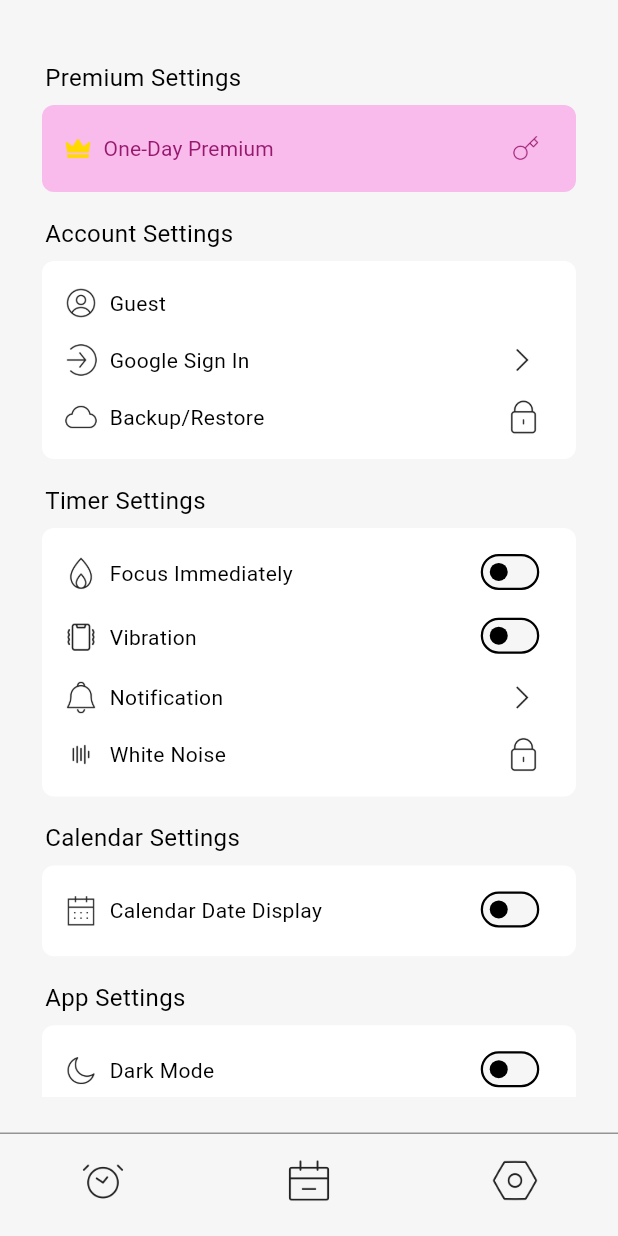
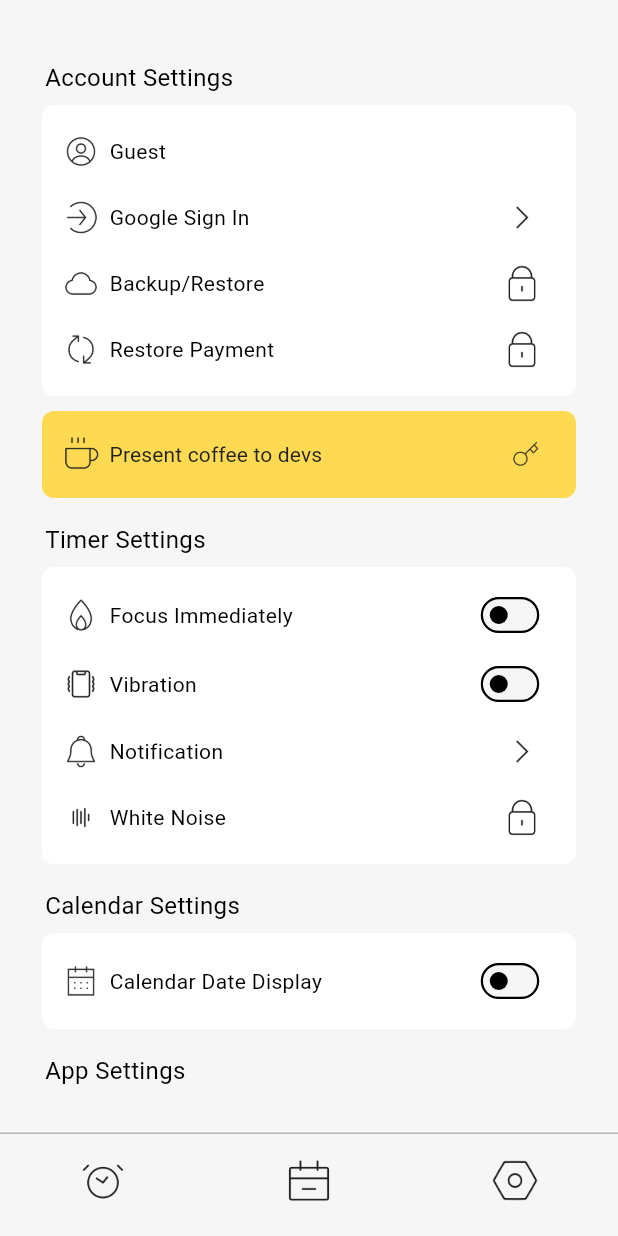
Before and after one commit to kmwh/pomoslime, a Flutter app: the screen it shows after launch, item 3 of the bottom bar chosen, on a phone screen of 412 x 824 dp. Run offline on Flutter 3.47's test engine with Material 3 defaults, Android fonts, the phone set to English and light mode, and no system bars; our stand-ins replace audioplayers, easy_localization, firebase_auth, firebase_core, flutter_heatmap_calendar, google_mobile_ads and 5 more; missing offline and left inert: encrypt, googleapis; accounts and stored records are empty; network calls fail; Roboto replaces fonts that are missing (Im); project files that could hold a hidden picture were left out.

Commit message:
DESIGN: 디자인 수정

```diff
--- a/lib/provider/theme_provider.dart
+++ b/lib/provider/theme_provider.dart
@@ -21,12 +21,12 @@ class ThemeProvider with ChangeNotifier {
       surface: Colors.black,
       surfaceBright: Color.fromARGB(255, 23, 23, 23),
       surfaceContainer: Color.fromARGB(255, 43, 43, 43),
-      surfaceContainerLowest: Color.fromRGBO(255, 255, 255, 0.4),
+      surfaceContainerLowest: Color.fromRGBO(255, 255, 255, 0.26),
       primary: Color(0xFFFFFFFF),
       primaryContainer: Color.fromRGBO(255, 255, 255, 0.668),
-      secondary: Color.fromARGB(255, 196, 196, 196),
-      secondaryContainer: Color.fromRGBO(255, 224, 46, 0.3),
+      secondary: Color.fromRGBO(246, 255, 179, 1),
       secondaryFixed: Color.fromRGBO(246, 255, 179, 1),
+      secondaryContainer: Color.fromRGBO(78, 55, 46, 0.6),
     ),
     fontFamily: "Im",
   );
@@ -37,12 +37,12 @@ class ThemeProvider with ChangeNotifier {
       surface: Color.fromARGB(255, 246, 246, 246),
       surfaceBright: Colors.white,
       surfaceContainer: Color.fromARGB(255, 233, 233, 233),
-      surfaceContainerLowest: Color.fromRGBO(0, 0, 0, 0.4),
+      surfaceContainerLowest: Color.fromRGBO(0, 0, 0, 0.26),
       primary: Color(0xFF222222),
       primaryContainer: Color.fromRGBO(0, 0, 0, 0.812),
-      secondary: Color.fromARGB(255, 255, 224, 46),
-      secondaryContainer: Color.fromRGBO(255, 46, 213, 0.3),
-      secondaryFixed: Color.fromARGB(255, 151, 24, 109),
+      secondary: Color(0xFF222222),
+      secondaryFixed: Color.fromRGBO(122, 83, 55, 1),
+      secondaryContainer: Color.fromARGB(230, 255, 214, 64),
     ),
     fontFamily: "Im",
   );
--- a/lib/screens/main_screen.dart
+++ b/lib/screens/main_screen.dart
@@ -32,7 +32,7 @@ class _MainScreenState extends State<MainScreen> {
       _selectedIndex = index;
 
       // 전면 광고 띄우기
-      int randomNum = Random().nextInt(13);
+      int randomNum = Random().nextInt(20);
       if (randomNum == 1) {
         context.read<AdProvider>().showInterstitialAd();
       }
--- a/lib/screens/settings/setting_screen.dart
+++ b/lib/screens/settings/setting_screen.dart
@@ -89,20 +89,22 @@ class SettingScreen extends StatelessWidget {
             return Column(
               crossAxisAlignment: CrossAxisAlignment.start,
               children: [
-                PremiumItemPopup(
-                  onPressed: () => showPremiumPopup(context),
-                ),
                 Consumer<SignInProvider>(
                   builder: (context, provider, child) {
                     return SettingMenu(
                       title: "account_settings".tr(),
                       children: [
-                        SettingItemPopup(
-                          icon: "assets/images/user.png",
-                          text: provider.loggedIn
-                              ? provider.displayName
-                              : "guest".tr(),
-                          func: null,
+                        Consumer<AdProvider>(
+                          builder: (context, adProvider, child) {
+                            return SettingItemPopup(
+                              icon:
+                                  "assets/images/${adProvider.isPremium ? "coffee" : "user"}.png",
+                              text: provider.loggedIn
+                                  ? provider.displayName
+                                  : "guest".tr(),
+                              func: null,
+                            );
+                          },
                         ),
                         SettingItemPopup(
                           icon:
@@ -120,8 +122,29 @@ class SettingScreen extends StatelessWidget {
                           func: () => showAccountMenu(context),
                           isLocked: !provider.loggedIn,
                         ),
+                        Consumer<AdProvider>(
+                          builder: (context, adProvider, child) {
+                            return adProvider.isPremium
+                                ? SizedBox.shrink()
+                                : SettingItemPopup(
+                                    icon: "assets/images/refresh.png",
+                                    text: "restore_payment".tr(),
+                                    func: () {},
+                                    isLocked: !provider.loggedIn,
+                                  );
+                          },
+                        ),
                       ],
                     );
+                  },
+                ),
+                Consumer<AdProvider>(
+                  builder: (context, provider, child) {
+                    return provider.isPremium
+                        ? SizedBox.shrink()
+                        : PremiumItemPopup(
+                            onPressed: () => showPremiumPopup(context),
+                          );
                   },
                 ),
                 SettingMenu(
--- a/lib/screens/timer/edit_to_do_screen.dart
+++ b/lib/screens/timer/edit_to_do_screen.dart
@@ -36,7 +36,7 @@ class _EditToDoScreenState extends State<EditToDoScreen> {
         "focusCount": 4,
         "focusTime": 25,
         "shortBreakTime": 5,
-        "longBreakTime": 10,
+        "longBreakTime": 15,
         "timeUnit": 5,
         "icon": "book"
       };
@@ -148,8 +148,7 @@ class _EditToDoScreenState extends State<EditToDoScreen> {
                 decoration: BoxDecoration(
                   color: Theme.of(context).colorScheme.surfaceBright,
                   border: Border.all(
-                    color: Theme.of(context).colorScheme.primaryContainer,
-                    width: 0.8,
+                    color: Theme.of(context).colorScheme.surfaceContainerLowest,
                   ),
                   borderRadius: BorderRadius.circular(12),
                 ),
--- a/lib/widgets/custom/custom_text_button.dart
+++ b/lib/widgets/custom/custom_text_button.dart
@@ -26,8 +26,9 @@ class CustomTextButton extends StatelessWidget {
         onPressed: onPressed,
         style: TextButton.styleFrom(
           side: BorderSide(
-            color: Theme.of(context).colorScheme.primaryContainer,
-            width: 0.8,
+            color: Theme.of(context).colorScheme.surfaceContainerLowest,
+            // color: const Color.fromARGB(255, 90, 90, 90),
+            width: 1,
           ),
           backgroundColor: Theme.of(context).colorScheme.surfaceBright,
           padding: EdgeInsets.symmetric(
--- a/lib/widgets/edit_to_do/edit_icon_button.dart
+++ b/lib/widgets/edit_to_do/edit_icon_button.dart
@@ -30,8 +30,7 @@ class EditIconButton extends StatelessWidget {
       decoration: BoxDecoration(
         color: Theme.of(context).colorScheme.surfaceBright,
         border: Border.all(
-          color: Theme.of(context).colorScheme.primaryContainer,
-          width: 0.8,
+          color: Theme.of(context).colorScheme.surfaceContainerLowest,
         ),
         borderRadius: BorderRadius.circular(12),
       ),
--- a/lib/widgets/edit_to_do/edit_icon_options.dart
+++ b/lib/widgets/edit_to_do/edit_icon_options.dart
@@ -71,9 +71,9 @@ class EditIconOptions extends StatelessWidget {
                     borderRadius: BorderRadius.circular(12),
                     border: icon == currentIcon
                         ? Border.all(
-                            color:
-                                Theme.of(context).colorScheme.primaryContainer,
-                            width: 0.9,
+                            color: Theme.of(context)
+                                .colorScheme
+                                .surfaceContainerLowest,
                           )
                         : null,
                   ),
--- a/lib/widgets/setting/language_dropdown_button.dart
+++ b/lib/widgets/setting/language_dropdown_button.dart
@@ -42,6 +42,7 @@ class LanguageDropdownButton extends StatelessWidget {
             return Container(
               padding: const EdgeInsets.only(right: 10),
               width: 100,
+              height: 40,
               child: DropdownButton<String>(
                 value: languageProvider.language,
                 onChanged: (String? newValue) {
--- a/lib/widgets/setting/premium_item_popup.dart
+++ b/lib/widgets/setting/premium_item_popup.dart
@@ -1,7 +1,5 @@
 import 'package:flutter/material.dart';
 import 'package:easy_localization/easy_localization.dart';
-import 'package:pomoslime/provider/ad_provider.dart';
-import 'package:provider/provider.dart';
 
 class PremiumItemPopup extends StatelessWidget {
   final Function() onPressed;
@@ -16,25 +14,13 @@ class PremiumItemPopup extends StatelessWidget {
     return Column(
       crossAxisAlignment: CrossAxisAlignment.start,
       children: [
-        Padding(
-          padding: const EdgeInsets.only(left: 2, top: 16, bottom: 7),
-          child: Text(
-            "premium_settings".tr(),
-            style: const TextStyle(
-              fontSize: 16,
-              fontWeight: FontWeight.w400,
-            ),
-          ),
-        ),
+        SizedBox(height: 10),
         SizedBox(
           height: 58,
-          child: Consumer<AdProvider>(
-            builder: (context, provider, child) {
-              return ElevatedButton(
-                onPressed: provider.isPremium ? () {} : onPressed,
+          child: ElevatedButton(
+            onPressed: onPressed,
             style: ElevatedButton.styleFrom(
-                  backgroundColor:
-                      Theme.of(context).colorScheme.secondaryContainer,
+              backgroundColor: Theme.of(context).colorScheme.secondaryContainer,
               shadowColor: Colors.transparent,
               shape: RoundedRectangleBorder(
                 borderRadius: BorderRadius.circular(8),
@@ -51,18 +37,17 @@ class PremiumItemPopup extends StatelessWidget {
                   Row(
                     children: [
                       Image.asset(
-                            "assets/images/crown.png",
-                            width: 20,
-                            color: const Color.fromARGB(255, 255, 217, 0),
+                        "assets/images/coffee.png",
+                        width: 24,
+                        color: Theme.of(context).colorScheme.secondary,
                       ),
                       const SizedBox(width: 7),
                       Text(
-                            "one_day_premium".tr(),
+                        "coffee_for_dev".tr(),
                         style: TextStyle(
                           fontSize: 14,
                           fontWeight: FontWeight.w400,
-                              color:
-                                  Theme.of(context).colorScheme.secondaryFixed,
+                          color: Theme.of(context).colorScheme.secondary,
                         ),
                       ),
                     ],
@@ -70,16 +55,14 @@ class PremiumItemPopup extends StatelessWidget {
                   Padding(
                     padding: const EdgeInsets.only(right: 10),
                     child: Image.asset(
-                          "assets/images/${provider.isPremium ? "smile" : "key"}.png",
-                          width: provider.isPremium ? 26 : 19,
-                          color: Theme.of(context).colorScheme.secondaryFixed,
+                      "assets/images/key.png",
+                      width: 19,
+                      color: Theme.of(context).colorScheme.secondary,
                     ),
                   ),
                 ],
               ),
             ),
-              );
-            },
           ),
         ),
       ],
--- a/lib/widgets/setting/setting_item_popup.dart
+++ b/lib/widgets/setting/setting_item_popup.dart
@@ -18,12 +18,14 @@ class SettingItemPopup extends StatelessWidget {
 
   @override
   Widget build(BuildContext context) {
-    return Row(
+    return InkWell(
+      onTap: isLocked == true ? () {} : func,
+      child: Padding(
+        padding: const EdgeInsets.symmetric(vertical: 8),
+        child: Row(
           mainAxisAlignment: MainAxisAlignment.spaceBetween,
           children: [
-        Padding(
-          padding: const EdgeInsets.symmetric(vertical: 7),
-          child: Row(
+            Row(
               children: [
                 Image.asset(
                   icon,
@@ -42,17 +44,16 @@ class SettingItemPopup extends StatelessWidget {
                 ),
               ],
             ),
-        ),
             func == null
-            ? SizedBox()
-            : InkWell(
-                onTap: isLocked == true ? () {} : func,
-                child: Padding(
+                ? SizedBox(
+                    height: 28,
+                  )
+                : Padding(
                     padding: const EdgeInsets.only(right: 8),
                     child: isLocked == true
                         ? Image.asset(
                             "assets/images/lock.png",
-                          height: 26,
+                            height: 28,
                             color: Theme.of(context).colorScheme.primary,
                           )
                         : Image.asset(
@@ -61,8 +62,9 @@ class SettingItemPopup extends StatelessWidget {
                             color: Theme.of(context).colorScheme.primary,
                           ),
                   ),
+          ],
         ),
-      ],
+      ),
     );
   }
 }
--- a/lib/widgets/setting/setting_item_switch.dart
+++ b/lib/widgets/setting/setting_item_switch.dart
@@ -16,7 +16,9 @@ class SettingItemSwitch extends StatelessWidget {
 
   @override
   Widget build(BuildContext context) {
-    return Row(
+    return Padding(
+      padding: const EdgeInsets.symmetric(vertical: 3),
+      child: Row(
         mainAxisAlignment: MainAxisAlignment.spaceBetween,
         children: [
           Row(
@@ -40,8 +42,6 @@ class SettingItemSwitch extends StatelessWidget {
           ),
           Transform.scale(
             scale: 0.75,
-          child: Padding(
-            padding: const EdgeInsets.only(bottom: 2.5),
             child: Switch(
               value: initialValue,
               materialTapTargetSize: MaterialTapTargetSize.shrinkWrap,
@@ -50,8 +50,8 @@ class SettingItemSwitch extends StatelessWidget {
               },
             ),
           ),
+        ],
       ),
-      ],
     );
   }
 }
--- a/lib/widgets/to_do_list/to_do_list_item.dart
+++ b/lib/widgets/to_do_list/to_do_list_item.dart
@@ -73,8 +73,10 @@ class ToDoListItem extends StatelessWidget {
               color: Theme.of(context).colorScheme.surfaceBright,
               border: provider.currentToDo == index
                   ? Border.all(
-                      color: Theme.of(context).colorScheme.primaryContainer,
-                      width: 0.9,
+                      color: Theme.of(context)
+                          .colorScheme
+                          .primaryContainer
+                          .withOpacity(0.5),
                     )
                   : null,
               borderRadius: BorderRadius.circular(12),
```
Also changed, not shown: assets/translations/en.json (+9 -7 lines), assets/translations/ko.json (+9 -7 lines), lib/widgets/edit_to_do/edit_text_field.dart (+4 -7 lines), lib/widgets/setting/premium_popup.dart (+43 -56 lines), lib/widgets/setting/premium_popup_text.dart (added, +31 -0 lines), assets/images/coffee.png (added). Lines whose indentation alone changed are shown as unchanged.
